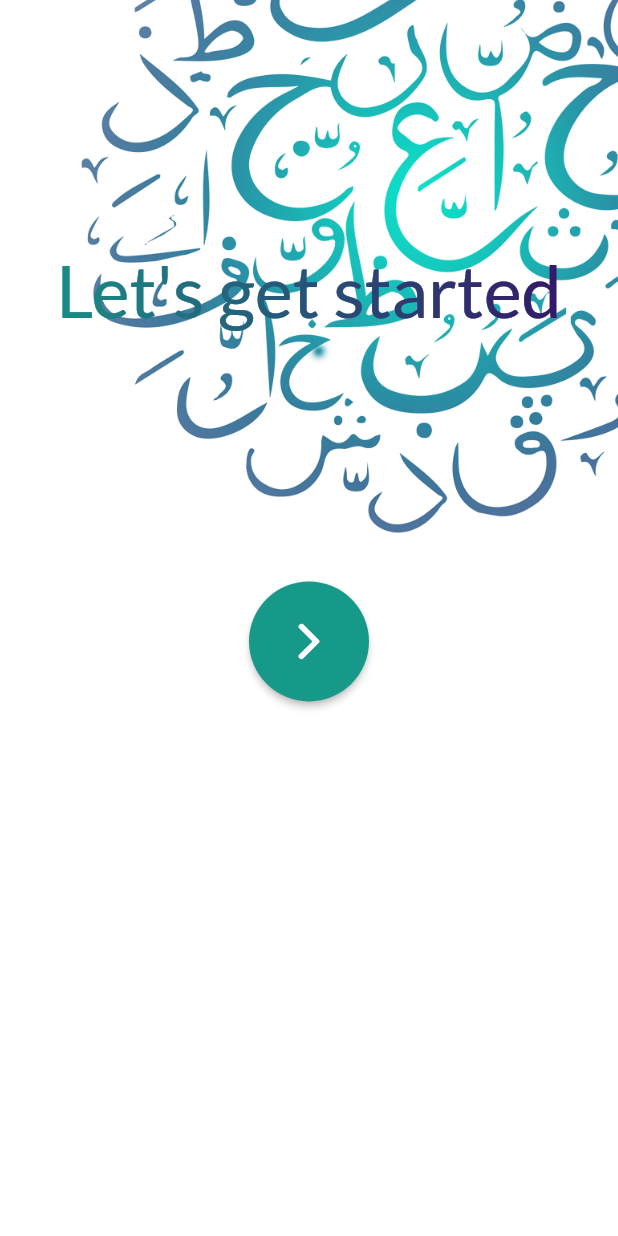
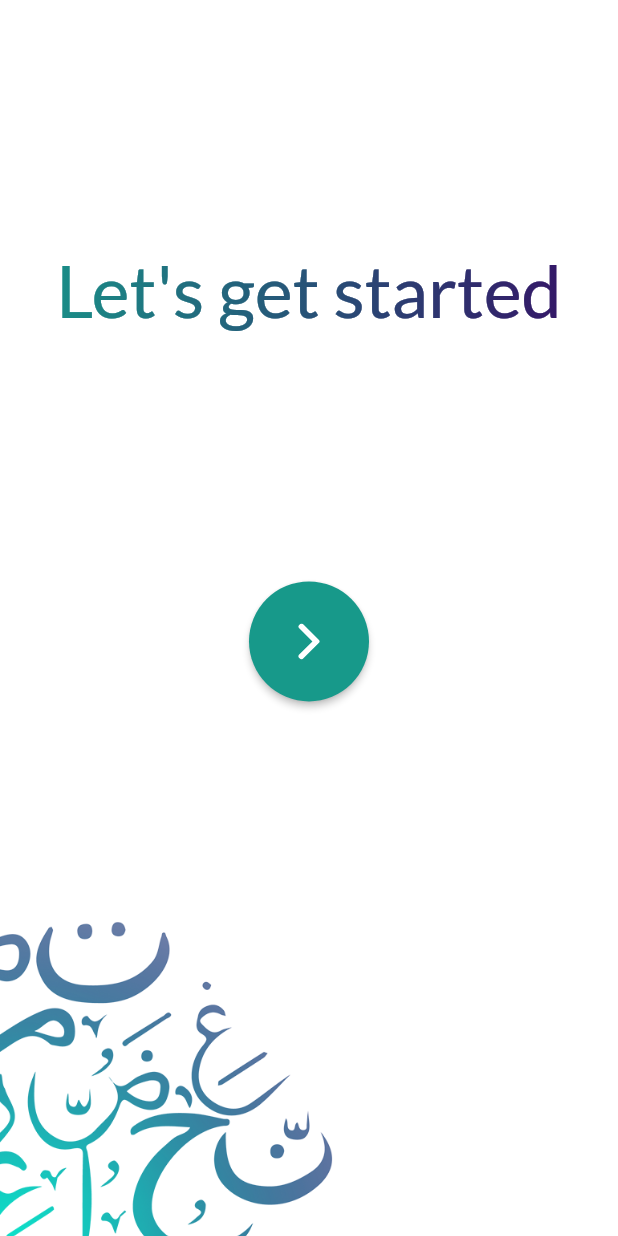
Before and after one commit to PeterAtger/dsp_student_application, a Flutter app: the GetStarted screen opened directly, on a phone screen of 412 x 824 dp. Run offline on Flutter 3.47's test engine with Material 2 defaults, Android fonts, the phone set to English and light mode, and no system bars; our stand-ins replace animated_bottom_navigation_bar, auto_size_text, convex_bottom_bar, flutter_svg; missing offline and left inert: adobe_xd, auto_size_text_field.

Commit message:
Msh fakr awy bs hwa sh3'al 7lw y3ny flcommit da

```diff
--- a/lib/Presentation/Pages/how_it_works/lets_get_started.dart
+++ b/lib/Presentation/Pages/how_it_works/lets_get_started.dart
@@ -12,7 +12,8 @@ class GetStarted extends StatelessWidget {
     return Scaffold(
         body: Stack(children: <Widget>[
       ArabicImage(
-        top: -150,
+        bottom: -size.height / 3,
+        left: -size.height / 3,
         size: size.height / 1.5,
         opacity: 0.05,
         blendMode: BlendMode.srcATop,
--- a/lib/Presentation/Pages/main_screen/main_screen.dart
+++ b/lib/Presentation/Pages/main_screen/main_screen.dart
@@ -71,8 +71,8 @@ class _ScreenBodyState extends State<ScreenBody> {
         //Screen Backgroud
         ArabicImage(
           size: size.height / 1.5,
-          top: -size.height / 6,
-          right: -250,
+          top: -size.height / 3,
+          right: -size.height / 3,
           blendMode: BlendMode.srcATop,
           opacity: 0.05,
         ),
```
